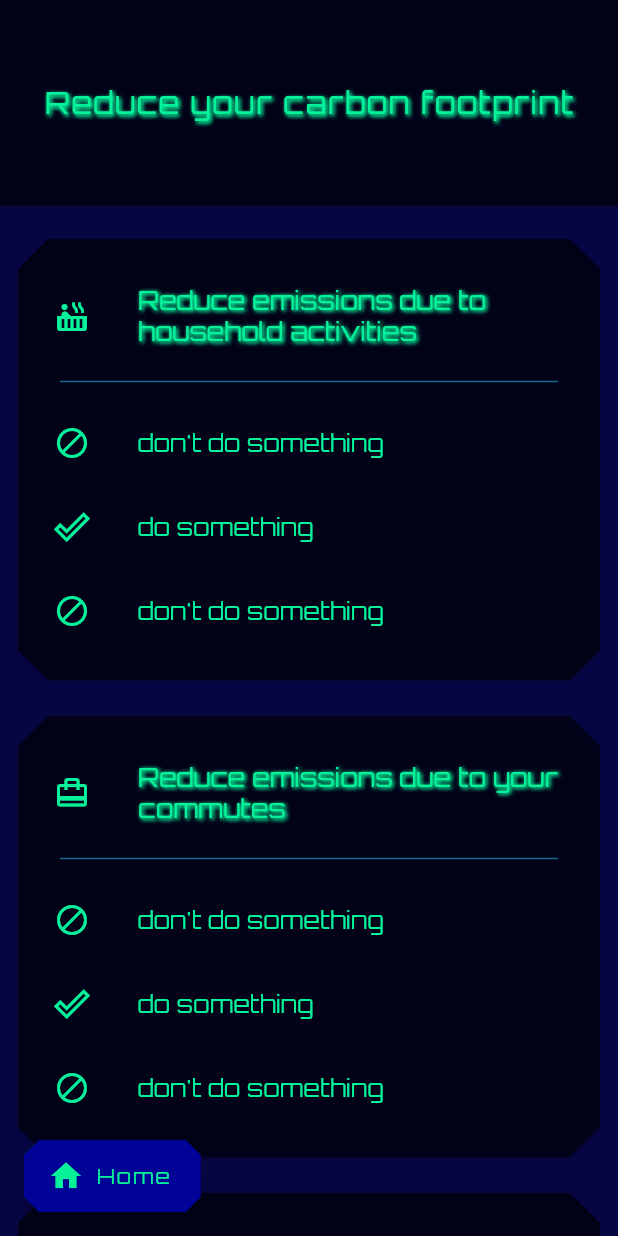
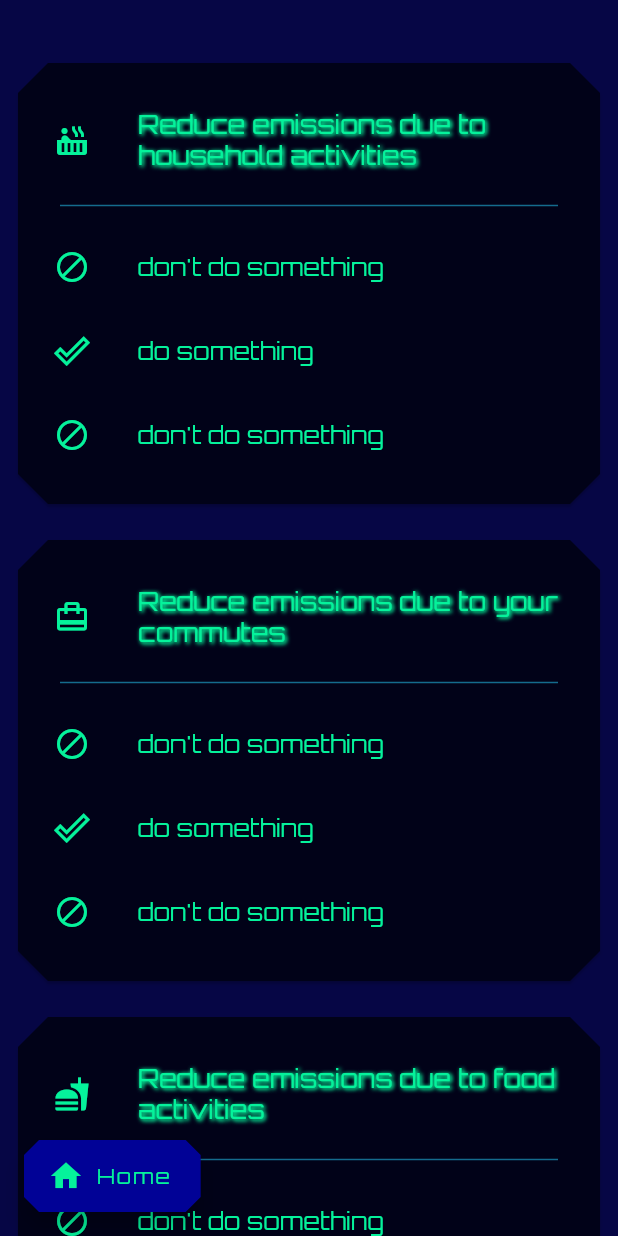
Before and after one commit to suvnshr/C1O2, a Flutter app: the ReduceEmissionScreen screen opened by its route, on a phone screen of 412 x 824 dp. Run offline on Flutter 3.47's test engine with Material 2 defaults, Android fonts, the phone set to English and light mode, and no system bars; our stand-ins replace animated_text_kit, flare_flutter, flutter_xlider; missing offline and left inert: flare_dart.

Commit message:
removed appbar

```diff
--- a/lib/screens/reduce/reduce_screen.dart
+++ b/lib/screens/reduce/reduce_screen.dart
@@ -161,22 +161,28 @@ class ReduceEmissionScreen extends StatelessWidget {
       body: SingleChildScrollView(
         child: Column(
           children: [
-            Container(
-              color: ColorPallete.cardBackground,
-              child: SizedBox(
-                height: MediaQuery.of(context).size.height / 6,
-                width: double.infinity,
-                child: Center(
-                  child: CoolText(
-                    "Reduce your carbon footprint",
-                    fontSize: 20,
-                    letterSpacing: 1.1,
-                  ),
-                ),
-              ),
-            ),
+            // Container(
+            //   color: ColorPallete.cardBackground,
+            //   child: SizedBox(
+            //     height: MediaQuery.of(context).size.height / 6,
+            //     width: double.infinity,
+            //     child: Column(
+            //       mainAxisAlignment: MainAxisAlignment.center,
+            //       children: [
+            //         Padding(
+            //           padding: const EdgeInsets.all(10),
+            //           child: CoolText(
+            //             "Reduce your carbon footprint",
+            //             fontSize: 18,
+            //             letterSpacing: 1.1,
+            //           ),
+            //         ),
+            //       ],
+            //     ),
+            //   ),
+            // ),
             SizedBox(
-              height: 10,
+              height: 30,
             ),
             ...getWidgetTree(),
             SizedBox(
```
